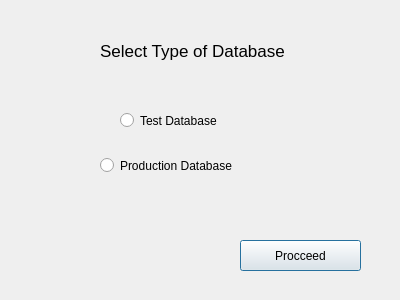
First picture: the form in GUI/databaseselection.ui, repository AudreyFrancisco/SingleLadderQualification, before the edit.
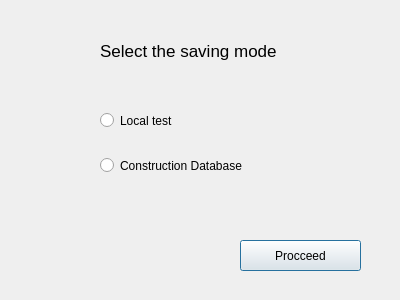
Second picture: the form after the edit.

What changed in the file:
```diff
--- a/GUI/databaseselection.ui
+++ b/GUI/databaseselection.ui
@@ -16,14 +16,14 @@
   <widget class="QRadioButton" name="testdb">
    <property name="geometry">
     <rect>
-     <x>120</x>
+     <x>100</x>
      <y>110</y>
      <width>121</width>
      <height>21</height>
     </rect>
    </property>
    <property name="text">
-    <string>Test Database</string>
+    <string>Local test</string>
    </property>
   </widget>
   <widget class="QRadioButton" name="productiondb">
@@ -36,7 +36,7 @@
     </rect>
    </property>
    <property name="text">
-    <string>Production Database</string>
+    <string>Construction Database</string>
    </property>
   </widget>
   <widget class="QLabel" name="label">
@@ -54,7 +54,7 @@
     </font>
    </property>
    <property name="text">
-    <string>Select Type of Database</string>
+    <string>Select the saving mode</string>
    </property>
   </widget>
   <widget class="QPushButton" name="close">
```
Left out of the diff: 6 changed lines with no effect on the pictures.
